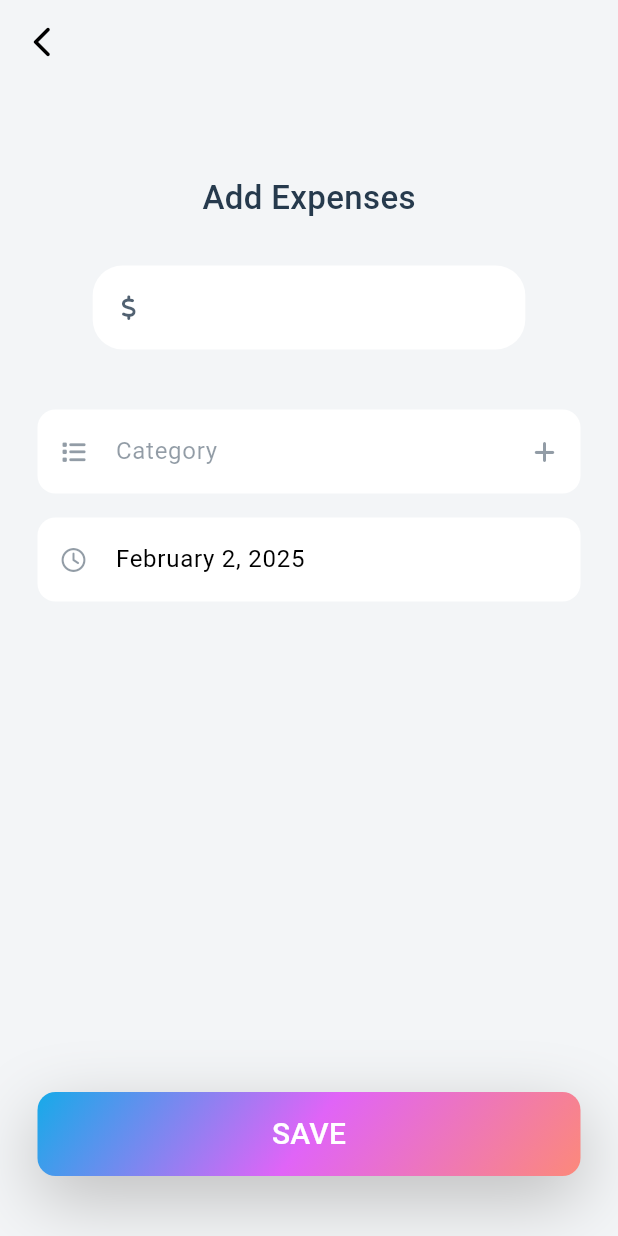
After one commit to ahvvad/Tracker, a Flutter app: the screen it shows after launch, after a tap on an icon or button, on a phone screen of 412 x 824 dp. The commit adds this screen. Run offline on Flutter 3.47's test engine with Material 3 defaults, Android fonts, the phone set to English and light mode, and no system bars; our stand-ins replace fl_chart, font_awesome_flutter.

Commit message:
add [ add expense screen ]

```diff
--- /dev/null
+++ b/lib/screens/add_expense/views/add_expense.dart
@@ -0,0 +1,223 @@
+import 'dart:math';
+
+import 'package:flutter/material.dart';
+import 'package:font_awesome_flutter/font_awesome_flutter.dart';
+import 'package:intl/intl.dart';
+
+class AddExpense extends StatefulWidget {
+  const AddExpense({super.key});
+
+  @override
+  State<AddExpense> createState() => _AddExpenseState();
+}
+
+class _AddExpenseState extends State<AddExpense> {
+  TextEditingController expenseConteoller = TextEditingController();
+  TextEditingController categoryConteoller = TextEditingController();
+  TextEditingController dateConteoller = TextEditingController();
+  DateTime selectedDate = DateTime.now();
+
+  @override
+  void initState() {
+    dateConteoller.text = DateFormat('yMMMMd').format(DateTime.now());
+    super.initState();
+  }
+
+  @override
+  Widget build(BuildContext context) {
+    return GestureDetector(
+      onTap: () => FocusScope.of(context).unfocus(),
+      child: Scaffold(
+        appBar: AppBar(
+          elevation: 0,
+          leading: IconButton(
+            onPressed: () {
+              Navigator.of(context).pop();
+            },
+            icon: const Icon(Icons.arrow_back_ios_new_rounded),
+          ),
+        ),
+        body: Padding(
+          padding: const EdgeInsets.only(right: 25.0, left: 25.0, top: 20.0),
+          child: Padding(
+            padding: const EdgeInsets.symmetric(vertical: 40.0),
+            child: Column(
+              children: [
+                Column(
+                  crossAxisAlignment: CrossAxisAlignment.center,
+                  children: [
+                    const Text(
+                      'Add Expenses',
+                      style: TextStyle(
+                        fontSize: 22,
+                        fontWeight: FontWeight.w500,
+                        color: Color(0xFF263A4D),
+                      ),
+                    ),
+                    const SizedBox(height: 30),
+                    Align(
+                      alignment: Alignment.center,
+                      child: SizedBox(
+                        width: MediaQuery.of(context).size.width * 0.7,
+                        child: TextFormField(
+                          controller: expenseConteoller,
+                          textAlignVertical: TextAlignVertical.center,
+                          decoration: InputDecoration(
+                            prefixIcon: Icon(
+                              FontAwesomeIcons.dollarSign,
+                              color: const Color(0xFF263A4D).withOpacity(0.8),
+                              size: 16,
+                            ),
+                            fillColor: Colors.white,
+                            filled: true,
+                            border: OutlineInputBorder(
+                              borderRadius: BorderRadius.circular(20),
+                              borderSide: BorderSide.none,
+                            ),
+                            focusedBorder: OutlineInputBorder(
+                              borderRadius: BorderRadius.circular(20),
+                              borderSide: const BorderSide(
+                                color: Colors.blue,
+                                width: 2,
+                              ),
+                            ),
+                            enabledBorder: OutlineInputBorder(
+                              borderRadius: BorderRadius.circular(20),
+                              borderSide: BorderSide.none,
+                            ),
+                          ),
+                        ),
+                      ),
+                    ),
+                    const SizedBox(height: 40),
+                    TextFormField(
+                      controller: categoryConteoller,
+                      textAlignVertical: TextAlignVertical.center,
+                      readOnly: true,
+                      onTap: () {
+                        //
+                      },
+                      decoration: InputDecoration(
+                        prefixIcon: Icon(
+                          FontAwesomeIcons.list,
+                          color: const Color(0xFF263A4D).withOpacity(0.5),
+                          size: 16,
+                        ),
+                        suffixIcon: IconButton(
+                          onPressed: () {},
+                          icon: const Icon(
+                            FontAwesomeIcons.plus,
+                            size: 16,
+                          ),
+                          color: const Color(0xFF263A4D).withOpacity(0.5),
+                        ),
+                        hintText: 'Category',
+                        hintStyle: TextStyle(
+                          color: const Color(0xFF263A4D).withOpacity(0.5),
+                        ),
+                        fillColor: Colors.white,
+                        filled: true,
+                        border: OutlineInputBorder(
+                          borderRadius: BorderRadius.circular(12),
+                          borderSide: BorderSide.none,
+                        ),
+                        enabledBorder: OutlineInputBorder(
+                          borderRadius: BorderRadius.circular(12),
+                          borderSide: BorderSide.none,
+                        ),
+                      ),
+                    ),
+                    const SizedBox(height: 16),
+                    TextFormField(
+                      controller: dateConteoller,
+                      textAlignVertical: TextAlignVertical.center,
+                      readOnly: true,
+                      onTap: () async {
+                        DateTime? newDate = await showDatePicker(
+                          context: context,
+                          initialDate: selectedDate,
+                          firstDate: DateTime.now(),
+                          lastDate: DateTime.now().add(
+                            const Duration(days: 365),
+                          ),
+                        );
+                        if (newDate != null) {
+                          setState(() {
+                            dateConteoller.text =
+                                DateFormat('yMMMMd').format(newDate);
+                            selectedDate = newDate;
+                          });
+                        }
+                      },
+                      decoration: InputDecoration(
+                        prefixIcon: Icon(
+                          FontAwesomeIcons.clock,
+                          color: const Color(0xFF263A4D).withOpacity(0.5),
+                          size: 16,
+                        ),
+                        hintText: 'Date',
+                        hintStyle: TextStyle(
+                          color: const Color(0xFF263A4D).withOpacity(0.5),
+                        ),
+                        fillColor: Colors.white,
+                        filled: true,
+                        border: OutlineInputBorder(
+                          borderRadius: BorderRadius.circular(12),
+                          borderSide: BorderSide.none,
+                        ),
+                        enabledBorder: OutlineInputBorder(
+                          borderRadius: BorderRadius.circular(12),
+                          borderSide: BorderSide.none,
+                        ),
+                      ),
+                    ),
+                  ],
+                ),
+                const Spacer(),
+                const SizedBox(height: 16),
+                Container(
+                  width: double.infinity,
+                  height: kToolbarHeight,
+                  decoration: BoxDecoration(
+                    boxShadow: [
+                      BoxShadow(
+                        blurRadius: 40,
+                        color: Colors.grey.shade400,
+                        offset: const Offset(0, 15),
+                      )
+                    ],
+                    gradient: LinearGradient(
+                      colors: [
+                        Theme.of(context).colorScheme.primary,
+                        Theme.of(context).colorScheme.secondary,
+                        Theme.of(context).colorScheme.tertiary,
+                      ],
+                      transform: const GradientRotation(pi / 5),
+                    ),
+                    borderRadius: BorderRadius.circular(12),
+                  ),
+                  child: TextButton(
+                    style: TextButton.styleFrom(
+                      backgroundColor: Colors.transparent,
+                      shape: RoundedRectangleBorder(
+                        borderRadius: BorderRadius.circular(8),
+                      ),
+                    ),
+                    onPressed: () {},
+                    child: const Text(
+                      'SAVE',
+                      style: TextStyle(
+                        fontSize: 20,
+                        color: Colors.white,
+                      ),
+                    ),
+                  ),
+                ),
+              ],
+            ),
+          ),
+        ),
+      ),
+    );
+  }
+}
--- a/lib/screens/home/views/home_screen.dart
+++ b/lib/screens/home/views/home_screen.dart
@@ -2,6 +2,7 @@ import 'dart:math';
 
 import 'package:flutter/cupertino.dart';
 import 'package:flutter/material.dart';
+import 'package:money_tracker/screens/add_expense/views/add_expense.dart';
 import 'package:money_tracker/screens/home/views/main_screen.dart';
 import 'package:money_tracker/screens/stats/stats.dart';
 
@@ -52,7 +53,22 @@ class _HomeScreenState extends State<HomeScreen> {
       ),
       floatingActionButtonLocation: FloatingActionButtonLocation.centerDocked,
       floatingActionButton: FloatingActionButton(
-        onPressed: () {},
+        onPressed: () {
+          Navigator.push(
+            context,
+            PageRouteBuilder(
+              pageBuilder: (context, animation, secondaryAnimation) =>
+                  const AddExpense(),
+              transitionsBuilder:
+                  (context, animation, secondaryAnimation, child) {
+                return FadeTransition(
+                  opacity: animation,
+                  child: child,
+                );
+              },
+            ),
+          );
+        },
         shape: const CircleBorder(),
         child: Container(
           width: 60,
--- a/lib/screens/home/views/widgets/transactions_bar.dart
+++ b/lib/screens/home/views/widgets/transactions_bar.dart
@@ -1,4 +1,3 @@
-
 import 'package:flutter/material.dart';
 
 class TransactionsBar extends StatelessWidget {
@@ -16,7 +15,7 @@ class TransactionsBar extends StatelessWidget {
           style: TextStyle(
             fontSize: 20,
             fontWeight: FontWeight.bold,
-            color: Color(0xFFA5B0C8),
+            color: Color(0xFF263A4D),
           ),
         ),
         GestureDetector(
--- a/lib/screens/stats/stats.dart
+++ b/lib/screens/stats/stats.dart
@@ -1,5 +1,4 @@
 import 'package:flutter/material.dart';
-import 'package:money_tracker/screens/stats/widgets/chart.dart';
 import 'package:money_tracker/screens/stats/widgets/chart_view.dart';
 import 'package:money_tracker/screens/stats/widgets/custom_stats_app_bar.dart';
 
--- a/pubspec.yaml
+++ b/pubspec.yaml
@@ -37,6 +37,7 @@ dependencies:
   cupertino_icons: ^1.0.8
   font_awesome_flutter: ^10.8.0
   fl_chart: ^0.66.0
+  intl: ^0.20.2
 
 dev_dependencies:
   flutter_test:
```
Also changed, not shown: pubspec.lock, 1 other file.
